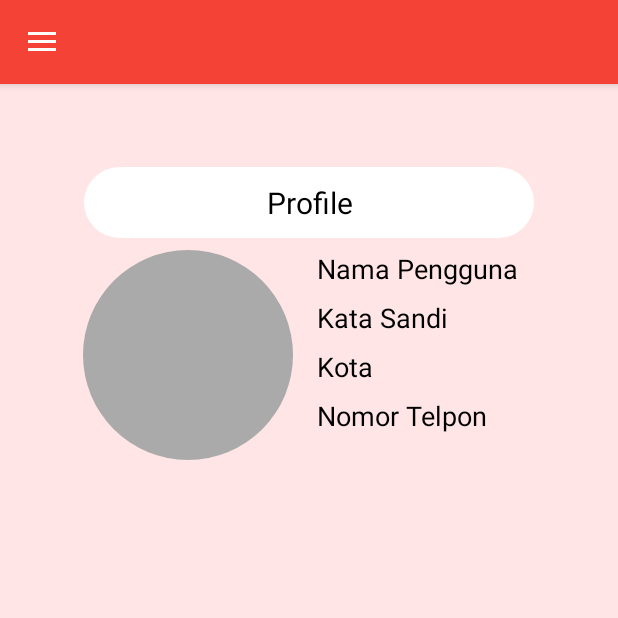
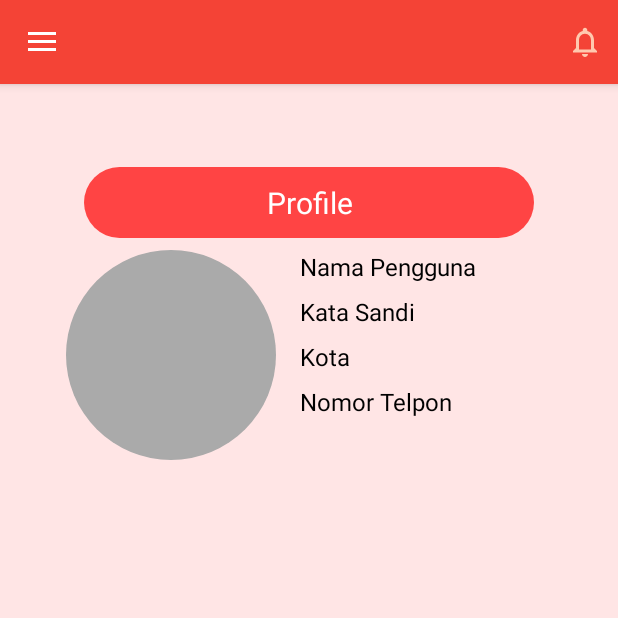
Before and after one commit to NauraRetyani/RedOne, an Android app: the fragment SettingFragment placed in its activity, on a phone screen of 412 x 824 dp, the top half of it. Run offline under Robolectric (Android 15) with nearby library versions, the light colour scheme and no system bars; our stand-ins replace CircleImageView.

Commit message:
notification

```diff
--- a/app/src/main/res/drawable/botton.xml
+++ b/app/src/main/res/drawable/botton.xml
@@ -1,6 +1,6 @@
 <?xml version="1.0" encoding="utf-8"?>
 <shape xmlns:android="http://schemas.android.com/apk/res/android"
     android:shape="rectangle" android:padding="10dp">
-    <solid android:color="@color/colorPrimaryLight"/>
+    <solid android:color="@android:color/holo_red_light"/>
     <corners android:radius="25dp"/>
 </shape>
--- a/app/src/main/res/layout/activity_to_fragment.xml
+++ b/app/src/main/res/layout/activity_to_fragment.xml
@@ -25,6 +25,19 @@
             android:theme="@style/ThemeOverlay.AppCompat.Dark.ActionBar"
             app:popupTheme="@style/Theme.AppCompat.Light">
 
+            <RelativeLayout
+                android:layout_width="match_parent"
+                android:layout_height="wrap_content">
+
+                <ImageView
+                    android:id="@+id/img_notif"
+                    android:layout_width="wrap_content"
+                    android:layout_height="wrap_content"
+                    android:src="@drawable/notif"
+                    android:layout_alignParentEnd="true"
+                    android:layout_marginRight="10dp"/>
+            </RelativeLayout>
+
         </androidx.appcompat.widget.Toolbar>
 
         <FrameLayout
--- a/app/src/main/res/layout/fragment_setting.xml
+++ b/app/src/main/res/layout/fragment_setting.xml
@@ -12,18 +12,18 @@
         android:layout_height="wrap_content"
         android:layout_gravity="center"
         android:layout_marginTop="@dimen/margin_55"
-        android:background="@drawable/edit_text"
+        android:background="@drawable/botton"
         android:gravity="center"
         android:padding="@dimen/margin_10"
         android:text="@string/profile"
-        android:textColor="@android:color/black"
+        android:textColor="@android:color/white"
         android:textSize="20sp" />
 
     <LinearLayout
         android:layout_width="match_parent"
         android:layout_height="match_parent"
         android:orientation="horizontal"
-        android:layout_marginLeft="31dp"
+        android:layout_marginLeft="20dp"
         android:padding="@dimen/margin_8">
 
 
@@ -47,7 +47,7 @@
                 android:layout_marginBottom="@dimen/margin_8"
                 android:text="Nama Pengguna"
                 android:textColor="@android:color/black"
-                android:textSize="@dimen/text_18" />
+                android:textSize="@dimen/margin_16" />
 
             <TextView
                 android:layout_width="wrap_content"
@@ -55,7 +55,7 @@
                 android:layout_marginBottom="@dimen/margin_8"
                 android:text="Kata Sandi"
                 android:textColor="@android:color/black"
-                android:textSize="@dimen/text_18" />
+                android:textSize="@dimen/margin_16" />
 
             <TextView
                 android:layout_width="wrap_content"
@@ -63,14 +63,14 @@
                 android:layout_marginBottom="@dimen/margin_8"
                 android:text="Kota"
                 android:textColor="@android:color/black"
-                android:textSize="@dimen/text_18" />
+                android:textSize="@dimen/margin_16" />
 
             <TextView
                 android:layout_width="wrap_content"
                 android:layout_height="wrap_content"
                 android:text="Nomor Telpon"
                 android:textColor="@android:color/black"
-                android:textSize="@dimen/text_18" />
+                android:textSize="@dimen/margin_16" />
 
         </LinearLayout>
     </LinearLayout>
--- a/app/src/main/res/layout/nav_header.xml
+++ b/app/src/main/res/layout/nav_header.xml
@@ -8,7 +8,7 @@
     android:padding="@dimen/margin_16"
     android:theme="@style/ThemeOverlay.AppCompat.Dark">
 
-    <ImageView
+    <de.hdodenhof.circleimageview.CircleImageView
         android:layout_width="wrap_content"
         android:layout_height="wrap_content"
         android:src="@mipmap/ic_launcher_round" />
--- a/app/src/main/res/menu/drawer_menu.xml
+++ b/app/src/main/res/menu/drawer_menu.xml
@@ -6,13 +6,13 @@
 
     <group android:checkableBehavior="single">
         <item
+            android:id="@+id/nav_search"
+            android:icon="@drawable/ic_search"
+            android:title="@string/search"/>
+        <item
             android:id="@+id/nav_contact"
             android:icon="@drawable/ic_kontak"
             android:title="@string/contact"/>
-        <item
-            android:id="@+id/nav_search"
-            android:icon="@drawable/ic_search"
-            android:title="@string/search"/>
         <item
             android:id="@+id/nav_history"
             android:icon="@drawable/ic_time"
--- a/app/src/main/res/menu/menu_main.xml
+++ /dev/null
@@ -1,12 +0,0 @@
-<?xml version="1.0" encoding="utf-8"?>
-<menu xmlns:android="http://schemas.android.com/apk/res/android"
-    xmlns:app="http://schemas.android.com/apk/res-auto">
-
-    <item
-        android:id="@+id/action_notif"
-        android:icon="@drawable/notif"
-        android:title="Notification"
-        app:showAsAction="always"/>
-
-
-</menu>
```
Also changed, not shown: app/src/main/AndroidManifest.xml (+9 -7 lines), app/src/main/java/com/theraza/idn/redone/MainActivity.java (+3 -15 lines), app/src/main/java/com/theraza/idn/redone/NotificationActivity.java (added, +14 -0 lines), app/src/main/java/com/theraza/idn/redone/SignUpActivity.java (+2 -6 lines), app/src/main/java/com/theraza/idn/redone/SplashScreen.java (added, +28 -0 lines), app/src/main/java/com/theraza/idn/redone/ToFragmentActivity.java (+11 -16 lines), app/src/main/res/layout/activity_notification.xml (added, +17 -0 lines), app/src/main/res/layout/activity_sign_up.xml (+1 -17 lines), app/src/main/res/layout/activity_splash_screen.xml (added, +11 -0 lines), app/src/main/res/drawable/splashscreen.png (added).
